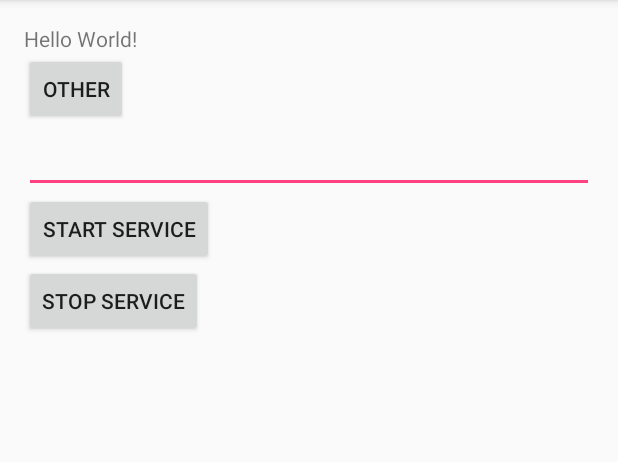
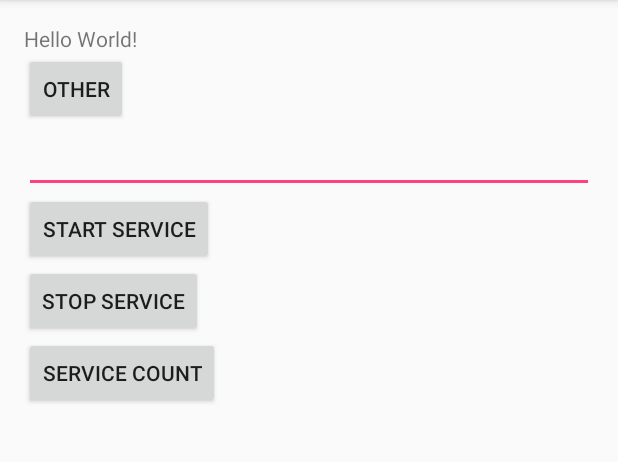
Before and after one commit to kiss9815/SimpleApplicationComponent1, an Android app: the screen it shows after launch (MainActivity), on a phone screen of 412 x 824 dp, the part 84-546 px from its top. Run offline under Robolectric (Android 15) with nearby library versions, the phone set to English and light mode, and no system bars; 1 statement that could not run was skipped.

```diff
--- a/app/src/main/java/com/example/tacademy/simpleapplicationcomponent1/MainActivity.java
+++ b/app/src/main/java/com/example/tacademy/simpleapplicationcomponent1/MainActivity.java
@@ -1,6 +1,11 @@
 package com.example.tacademy.simpleapplicationcomponent1;
 
+import android.content.ComponentName;
+import android.content.Context;
 import android.content.Intent;
+import android.content.ServiceConnection;
+import android.os.IBinder;
+import android.os.RemoteException;
 import android.support.v7.app.AppCompatActivity;
 import android.os.Bundle;
 import android.view.View;
@@ -56,7 +61,49 @@ public class MainActivity extends AppCompatActivity {
             }
         });
 
+        btn = (Button)findViewById(R.id.btn_count);
+        btn.setOnClickListener(new View.OnClickListener() {
+            @Override
+            public void onClick(View v) {
+                if (myService!=null){
 
+                        try {
+                            int count = 0;
+                            count = myService.getCount();
+                            Toast.makeText(MainActivity.this, "count : " + count, Toast.LENGTH_SHORT).show();
+                        } catch (RemoteException e) {
+                            e.printStackTrace();
+                        }
+                    }
+            }
+        });
+
+    }
+
+    IMyService myService;
+    ServiceConnection mConnection = new ServiceConnection() {
+        @Override
+        public void onServiceConnected(ComponentName name, IBinder service) {
+            myService = IMyService.Stub.asInterface(service);
+        }
+
+        @Override
+        public void onServiceDisconnected(ComponentName name) {
+            myService = null;
+        }
+    };
+
+    @Override
+    protected void onStart() {
+        super.onStart();
+        Intent intent = new Intent(this, MyService.class);
+        bindService(intent, mConnection, Context.BIND_AUTO_CREATE);
+    }
+
+    @Override
+    protected void onStop() {
+        super.onStop();
+        unbindService(mConnection);
     }
 
     @Override
--- a/app/src/main/res/layout/activity_main.xml
+++ b/app/src/main/res/layout/activity_main.xml
@@ -55,4 +55,14 @@
         android:layout_alignParentLeft="true"
         android:layout_alignParentStart="true" />
 
+    <Button
+        style="?android:attr/buttonStyleSmall"
+        android:layout_width="wrap_content"
+        android:layout_height="wrap_content"
+        android:text="Service Count"
+        android:id="@+id/btn_count"
+        android:layout_below="@+id/btn_stop"
+        android:layout_alignParentLeft="true"
+        android:layout_alignParentStart="true" />
+
 </RelativeLayout>
```
Also changed, not shown: app/src/main/java/com/example/tacademy/simpleapplicationcomponent1/MyService.java (+17 -2 lines), app/src/main/aidl/com/example/tacademy/simpleapplicationcomponent1/IMyService.aidl (added).
